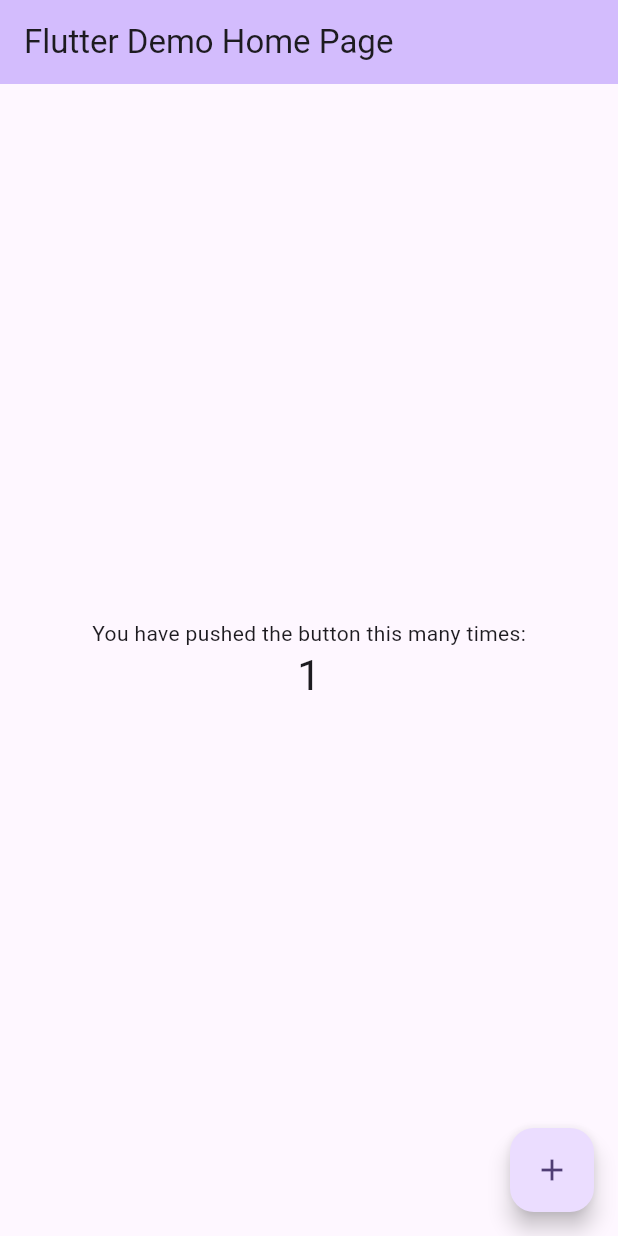
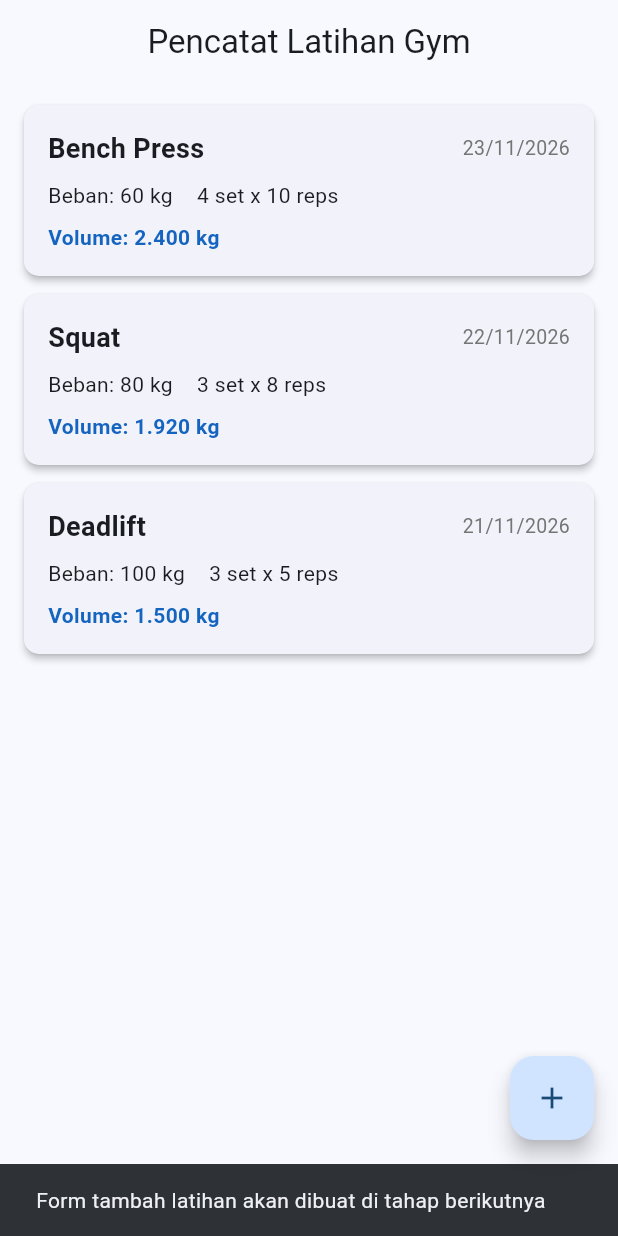
Before and after one commit to DewaKunz/latihan_gym, a Flutter app: the screen it shows after launch, after a tap on the "add" icon, on a phone screen of 412 x 824 dp. Run offline on Flutter 3.47's test engine with Material 3 defaults, Android fonts, the phone set to English and light mode, and no system bars; our stand-ins replace material_ui, shared_preferences.

Commit message:
Setup daftar dan volume

```diff
--- a/lib/main.dart
+++ b/lib/main.dart
@@ -1,4 +1,5 @@
 import 'package:material_ui/material_ui.dart';
+import 'screens/daftar_latihan_page.dart';
 
 void main() {
   runApp(const MyApp());
@@ -7,116 +8,16 @@ void main() {
 class MyApp extends StatelessWidget {
   const MyApp({super.key});
 
-  // This widget is the root of your application.
   @override
   Widget build(BuildContext context) {
     return MaterialApp(
-      title: 'Flutter Demo',
+      title: 'Pencatat Latihan Gym',
+      debugShowCheckedModeBanner: false,
       theme: ThemeData(
-        // This is the theme of your application.
-        //
-        // TRY THIS: Try running your application with "flutter run". You'll see
-        // the application has a purple toolbar. Then, without quitting the app,
-        // try changing the seedColor in the colorScheme below to Colors.green
-        // and then invoke "hot reload" (save your changes or press the "hot
-        // reload" button in a Flutter-supported IDE, or press "r" if you used
-        // the command line to start the app).
-        //
-        // Notice that the counter didn't reset back to zero; the application
-        // state is not lost during the reload. To reset the state, use hot
-        // restart instead.
-        //
-        // This works for code too, not just values: Most code changes can be
-        // tested with just a hot reload.
-        colorScheme: .fromSeed(seedColor: Colors.deepPurple),
+        colorScheme: ColorScheme.fromSeed(seedColor: Colors.blue),
+        useMaterial3: true,
       ),
-      home: const MyHomePage(title: 'Flutter Demo Home Page'),
+      home: const DaftarLatihanPage(),
     );
   }
 }
-
-class MyHomePage extends StatefulWidget {
-  const MyHomePage({super.key, required this.title});
-
-  // This widget is the home page of your application. It is stateful, meaning
-  // that it has a State object (defined below) that contains fields that affect
-  // how it looks.
-
-  // This class is the configuration for the state. It holds the values (in this
-  // case the title) provided by the parent (in this case the App widget) and
-  // used by the build method of the State. Fields in a Widget subclass are
-  // always marked "final".
-
-  final String title;
-
-  @override
-  State<MyHomePage> createState() => _MyHomePageState();
-}
-
-class _MyHomePageState extends State<MyHomePage> {
-  int _counter = 0;
-
-  void _incrementCounter() {
-    setState(() {
-      // This call to setState tells the Flutter framework that something has
-      // changed in this State, which causes it to rerun the build method below
-      // so that the display can reflect the updated values. If we changed
-      // _counter without calling setState(), then the build method would not be
-      // called again, and so nothing would appear to happen.
-      _counter++;
-    });
-  }
-
-  @override
-  Widget build(BuildContext context) {
-    // This method is rerun every time setState is called, for instance as done
-    // by the _incrementCounter method above.
-    //
-    // The Flutter framework has been optimized to make rerunning build methods
-    // fast, so that you can just rebuild anything that needs updating rather
-    // than having to individually change instances of widgets.
-    return Scaffold(
-      appBar: AppBar(
-        // TRY THIS: Try changing the color here to a specific color (to
-        // Colors.amber, perhaps?) and trigger a hot reload to see the AppBar
-        // change color while the other colors stay the same.
-        backgroundColor: Theme.of(context).colorScheme.inversePrimary,
-        // Here we take the value from the MyHomePage object that was created by
-        // the App.build method, and use it to set our appbar title.
-        title: Text(widget.title),
-      ),
-      body: Center(
-        // Center is a layout widget. It takes a single child and positions it
-        // in the middle of the parent.
-        child: Column(
-          // Column is also a layout widget. It takes a list of children and
-          // arranges them vertically. By default, it sizes itself to fit its
-          // children horizontally, and tries to be as tall as its parent.
-          //
-          // Column has various properties to control how it sizes itself and
-          // how it positions its children. Here we use mainAxisAlignment to
-          // center the children vertically; the main axis here is the vertical
-          // axis because Columns are vertical (the cross axis would be
-          // horizontal).
-          //
-          // TRY THIS: Invoke "debug painting" (choose the "Toggle Debug Paint"
-          // action in the IDE, or press "p" in the console), to see the
-          // wireframe for each widget.
-          mainAxisAlignment: .center,
-          children: [
-            const Text('You have pushed the button this many times:'),
-            Text(
-              '$_counter',
-              style: Theme.of(context).textTheme.headlineMedium,
-            ),
-          ],
-        ),
-      ),
-      floatingActionButton: FloatingActionButton(
-        onPressed: _incrementCounter,
-        tooltip: 'Increment',
-        child: const Icon(Icons.add),
-      ),
-    );
-  }
-}
--- /dev/null
+++ b/lib/screens/daftar_latihan_page.dart
@@ -0,0 +1,257 @@
+import 'package:material_ui/material_ui.dart';
+import '../models/latihan.dart';
+import '../services/latihan_storage.dart';
+
+// Halaman utama untuk menampilkan daftar riwayat latihan gym
+class DaftarLatihanPage extends StatefulWidget {
+  const DaftarLatihanPage({super.key});
+
+  @override
+  State<DaftarLatihanPage> createState() => _DaftarLatihanPageState();
+}
+
+class _DaftarLatihanPageState extends State<DaftarLatihanPage> {
+  final LatihanStorage _storage = LatihanStorage();
+  List<Latihan> _daftarLatihan = [];
+  bool _isLoading = true;
+  String? _errorMessage;
+
+  @override
+  void initState() {
+    super.initState();
+    _muatData();
+  }
+
+  // Memuat data dari SharedPreferences dan mengurutkan berdasarkan tanggal terbaru
+  Future<void> _muatData() async {
+    setState(() {
+      _isLoading = true;
+      _errorMessage = null;
+    });
+
+    try {
+      List<Latihan> data = await _storage.loadLatihan();
+
+      // // TODO hapus dummy: Menambahkan 3 data latihan contoh jika penyimpanan masih kosong
+      if (data.isEmpty) {
+        data = [
+          Latihan(
+            id: 'dummy-1',
+            namaLatihan: 'Bench Press',
+            beban: 60.0,
+            jumlahSet: 4,
+            jumlahRepetisi: 10,
+            tanggal: DateTime.now(),
+          ),
+          Latihan(
+            id: 'dummy-2',
+            namaLatihan: 'Squat',
+            beban: 80.0,
+            jumlahSet: 3,
+            jumlahRepetisi: 8,
+            tanggal: DateTime.now().subtract(const Duration(days: 1)),
+          ),
+          Latihan(
+            id: 'dummy-3',
+            namaLatihan: 'Deadlift',
+            beban: 100.0,
+            jumlahSet: 3,
+            jumlahRepetisi: 5,
+            tanggal: DateTime.now().subtract(const Duration(days: 2)),
+          ),
+        ];
+        // Simpan data dummy ke storage
+        await _storage.saveLatihan(data);
+      }
+
+      // Mengurutkan latihan dari tanggal terbaru
+      data.sort((a, b) => b.tanggal.compareTo(a.tanggal));
+
+      setState(() {
+        _daftarLatihan = data;
+        _isLoading = false;
+      });
+    } catch (_) {
+      setState(() {
+        _errorMessage = 'Gagal memuat data latihan';
+        _isLoading = false;
+      });
+    }
+  }
+
+  // Format tanggal manual tanpa package intl (dd/mm/yyyy)
+  String _formatTanggal(DateTime dt) {
+    final hari = dt.day.toString().padLeft(2, '0');
+    final bulan = dt.month.toString().padLeft(2, '0');
+    final tahun = dt.year.toString();
+    return '$hari/$bulan/$tahun';
+  }
+
+  // Format angka volume dengan pemisah ribuan titik (contoh: 3000 -> 3.000)
+  String _formatVolume(double vol) {
+    if (vol == vol.roundToDouble()) {
+      final intVal = vol.toInt().toString();
+      final buffer = StringBuffer();
+      final chars = intVal.split('').reversed.toList();
+      for (int i = 0; i < chars.length; i++) {
+        if (i > 0 && i % 3 == 0) {
+          buffer.write('.');
+        }
+        buffer.write(chars[i]);
+      }
+      return buffer.toString().split('').reversed.join('');
+    } else {
+      final parts = vol.toStringAsFixed(1).split('.');
+      final intPart = parts[0];
+      final decPart = parts[1];
+      final buffer = StringBuffer();
+      final chars = intPart.split('').reversed.toList();
+      for (int i = 0; i < chars.length; i++) {
+        if (i > 0 && i % 3 == 0) {
+          buffer.write('.');
+        }
+        buffer.write(chars[i]);
+      }
+      final formattedInt = buffer.toString().split('').reversed.join('');
+      return '$formattedInt,$decPart';
+    }
+  }
+
+  // Format beban kg (jika bulat tampil tanpa desimal)
+  String _formatBeban(double beban) {
+    if (beban == beban.roundToDouble()) {
+      return beban.toInt().toString();
+    }
+    return beban.toString();
+  }
+
+  @override
+  Widget build(BuildContext context) {
+    return Scaffold(
+      appBar: AppBar(
+        title: const Text('Pencatat Latihan Gym'),
+        centerTitle: true,
+      ),
+      body: _buildBody(),
+      floatingActionButton: FloatingActionButton(
+        onPressed: () {
+          // // TODO: Placeholder untuk navigasi form tambah latihan di tahap selanjutnya
+          ScaffoldMessenger.of(context).showSnackBar(
+            const SnackBar(
+              content: Text('Form tambah latihan akan dibuat di tahap berikutnya'),
+              duration: Duration(seconds: 1),
+            ),
+          );
+        },
+        tooltip: 'Tambah Latihan',
+        child: const Icon(Icons.add),
+      ),
+    );
+  }
+
+  Widget _buildBody() {
+    if (_isLoading) {
+      return const Center(
+        child: CircularProgressIndicator(),
+      );
+    }
+
+    if (_errorMessage != null) {
+      return Center(
+        child: Column(
+          mainAxisAlignment: MainAxisAlignment.center,
+          children: [
+            Text(_errorMessage!, style: const TextStyle(color: Colors.red)),
+            const SizedBox(height: 8),
+            ElevatedButton(
+              onPressed: _muatData,
+              child: const Text('Coba Lagi'),
+            ),
+          ],
+        ),
+      );
+    }
+
+    if (_daftarLatihan.isEmpty) {
+      return const Center(
+        child: Text(
+          'Belum ada data',
+          style: TextStyle(
+            fontSize: 16,
+            color: Colors.grey,
+          ),
+        ),
+      );
+    }
+
+    return ListView.builder(
+      padding: const EdgeInsets.symmetric(vertical: 8),
+      itemCount: _daftarLatihan.length,
+      itemBuilder: (context, index) {
+        final latihan = _daftarLatihan[index];
+        return Card(
+          margin: const EdgeInsets.symmetric(horizontal: 16, vertical: 6),
+          elevation: 2,
+          shape: RoundedRectangleBorder(
+            borderRadius: BorderRadius.circular(10),
+          ),
+          child: Padding(
+            padding: const EdgeInsets.all(16.0),
+            child: Column(
+              crossAxisAlignment: CrossAxisAlignment.start,
+              children: [
+                // Baris atas: nama latihan dan tanggal (dd/mm/yyyy)
+                Row(
+                  mainAxisAlignment: MainAxisAlignment.spaceBetween,
+                  children: [
+                    Expanded(
+                      child: Text(
+                        latihan.namaLatihan,
+                        style: const TextStyle(
+                          fontSize: 18,
+                          fontWeight: FontWeight.bold,
+                        ),
+                      ),
+                    ),
+                    Text(
+                      _formatTanggal(latihan.tanggal),
+                      style: TextStyle(
+                        fontSize: 13,
+                        color: Colors.grey.shade600,
+                      ),
+                    ),
+                  ],
+                ),
+                const SizedBox(height: 8),
+                // Informasi beban dan set x repetisi
+                Row(
+                  children: [
+                    Text(
+                      'Beban: ${_formatBeban(latihan.beban)} kg',
+                      style: const TextStyle(fontSize: 14),
+                    ),
+                    const SizedBox(width: 16),
+                    Text(
+                      '${latihan.jumlahSet} set x ${latihan.jumlahRepetisi} reps',
+                      style: const TextStyle(fontSize: 14),
+                    ),
+                  ],
+                ),
+                const SizedBox(height: 8),
+                // Informasi volume latihan (beban x set x repetisi)
+                Text(
+                  'Volume: ${_formatVolume(latihan.volume)} kg',
+                  style: TextStyle(
+                    fontSize: 14,
+                    fontWeight: FontWeight.w600,
+                    color: Colors.blue.shade800,
+                  ),
+                ),
+              ],
+            ),
+          ),
+        );
+      },
+    );
+  }
+}
```
Also changed, not shown: 1 other file.
